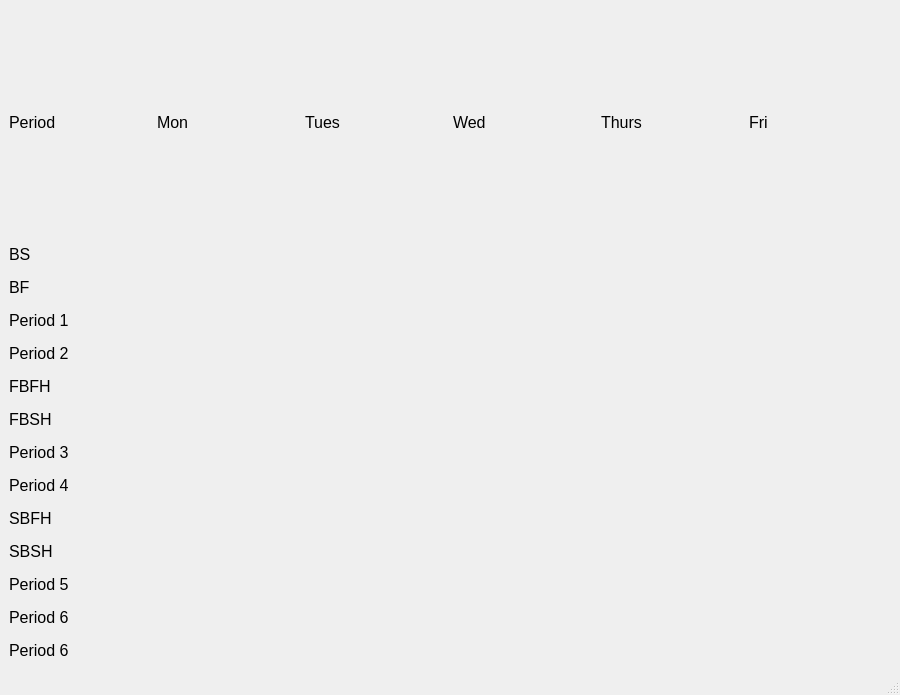
Before: the Qt Designer form tt2outlook.ui in DamoM73/timetabler2outlook, drawn with Qt 5.
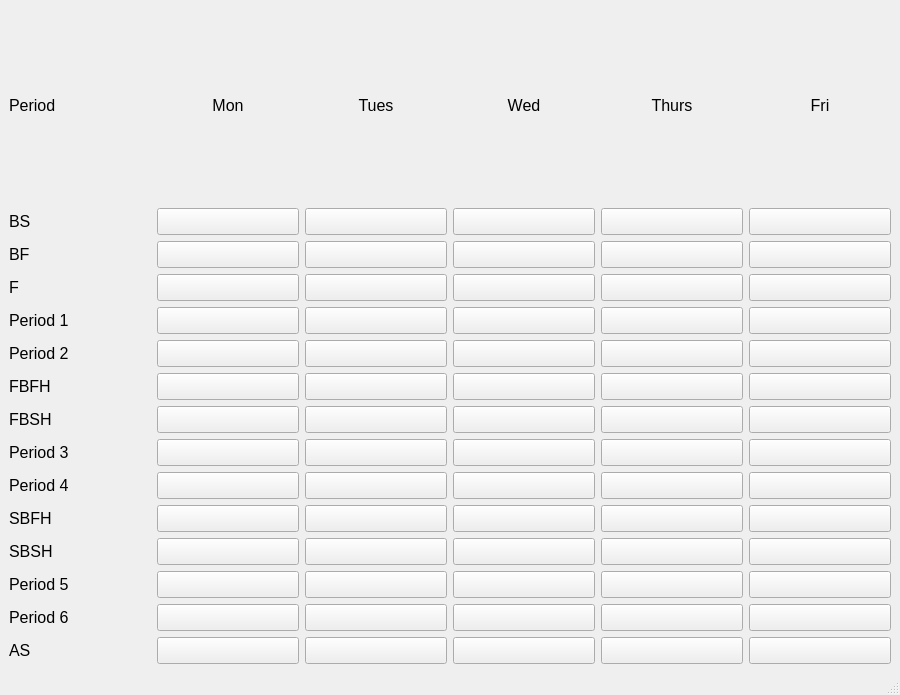
After: the same form once the commit is applied.

```diff
--- a/tt2outlook.ui
+++ b/tt2outlook.ui
@@ -41,6 +41,9 @@
           <property name="text">
            <string>Mon</string>
           </property>
+          <property name="alignment">
+           <set>Qt::AlignCenter</set>
+          </property>
          </widget>
         </item>
         <item>
@@ -53,6 +56,9 @@
           <property name="text">
            <string>Tues</string>
           </property>
+          <property name="alignment">
+           <set>Qt::AlignCenter</set>
+          </property>
          </widget>
         </item>
         <item>
@@ -65,6 +71,9 @@
           <property name="text">
            <string>Wed</string>
           </property>
+          <property name="alignment">
+           <set>Qt::AlignCenter</set>
+          </property>
          </widget>
         </item>
         <item>
@@ -77,6 +86,9 @@
           <property name="text">
            <string>Thurs</string>
           </property>
+          <property name="alignment">
+           <set>Qt::AlignCenter</set>
+          </property>
          </widget>
         </item>
         <item>
@@ -89,6 +101,9 @@
           <property name="text">
            <string>Fri</string>
           </property>
+          <property name="alignment">
+           <set>Qt::AlignCenter</set>
+          </property>
          </widget>
         </item>
        </layout>
@@ -118,7 +133,7 @@
            <string/>
           </property>
           <property name="flat">
-           <bool>true</bool>
+           <bool>false</bool>
           </property>
          </widget>
         </item>
@@ -133,7 +148,7 @@
            <string/>
           </property>
           <property name="flat">
-           <bool>true</bool>
+           <bool>false</bool>
           </property>
          </widget>
         </item>
@@ -148,7 +163,7 @@
            <string/>
           </property>
           <property name="flat">
-           <bool>true</bool>
+           <bool>false</bool>
           </property>
          </widget>
         </item>
@@ -163,7 +178,7 @@
            <string/>
           </property>
           <property name="flat">
-           <bool>true</bool>
+           <bool>false</bool>
           </property>
          </widget>
         </item>
@@ -178,7 +193,7 @@
            <string/>
           </property>
           <property name="flat">
-           <bool>true</bool>
+           <bool>false</bool>
           </property>
          </widget>
         </item>
@@ -209,7 +224,7 @@
            <string/>
           </property>
           <property name="flat">
-           <bool>true</bool>
+           <bool>false</bool>
           </property>
          </widget>
         </item>
@@ -224,7 +239,7 @@
            <string/>
           </property>
           <property name="flat">
-           <bool>true</bool>
+           <bool>false</bool>
           </property>
          </widget>
         </item>
@@ -239,7 +254,7 @@
            <string/>
           </property>
           <property name="flat">
-           <bool>true</bool>
+           <bool>false</bool>
           </property>
          </widget>
         </item>
@@ -254,7 +269,7 @@
            <string/>
           </property>
           <property name="flat">
-           <bool>true</bool>
+           <bool>false</bool>
           </property>
          </widget>
         </item>
@@ -269,7 +284,98 @@
            <string/>
           </property>
           <property name="flat">
-           <bool>true</bool>
+           <bool>false</bool>
+          </property>
+         </widget>
+        </item>
+       </layout>
+      </item>
+      <item>
+       <layout class="QHBoxLayout" name="horizontalLayout_19">
+        <item>
+         <widget class="QLabel" name="f_lb">
+          <property name="font">
+           <font>
+            <pointsize>12</pointsize>
+           </font>
+          </property>
+          <property name="text">
+           <string>F</string>
+          </property>
+         </widget>
+        </item>
+        <item>
+         <widget class="QPushButton" name="mon_f_btn">
+          <property name="font">
+           <font>
+            <pointsize>12</pointsize>
+           </font>
+          </property>
+          <property name="text">
+           <string/>
+          </property>
+          <property name="flat">
+           <bool>false</bool>
+          </property>
+         </widget>
+        </item>
+        <item>
+         <widget class="QPushButton" name="tues_f_btn">
+          <property name="font">
+           <font>
+            <pointsize>12</pointsize>
+           </font>
+          </property>
+          <property name="text">
+           <string/>
+          </property>
+          <property name="flat">
+           <bool>false</bool>
+          </property>
+         </widget>
+        </item>
+        <item>
+         <widget class="QPushButton" name="wed_f_btn">
+          <property name="font">
+           <font>
+            <pointsize>12</pointsize>
+           </font>
+          </property>
+          <property name="text">
+           <string/>
+          </property>
+          <property name="flat">
+           <bool>false</bool>
+          </property>
+         </widget>
+        </item>
+        <item>
+         <widget class="QPushButton" name="thurs_f_btn">
+          <property name="font">
+           <font>
+            <pointsize>12</pointsize>
+           </font>
+          </property>
+          <property name="text">
+           <string/>
+          </property>
+          <property name="flat">
+           <bool>false</bool>
+          </property>
+         </widget>
+        </item>
+        <item>
+         <widget class="QPushButton" name="fri_f_btn">
+          <property name="font">
+           <font>
+            <pointsize>12</pointsize>
+           </font>
+          </property>
+          <property name="text">
+           <string/>
+          </property>
+          <property name="flat">
+           <bool>false</bool>
           </property>
          </widget>
         </item>
@@ -300,7 +406,7 @@
            <string/>
           </property>
           <property name="flat">
-           <bool>true</bool>
+           <bool>false</bool>
           </property>
          </widget>
         </item>
@@ -315,7 +421,7 @@
            <string/>
           </property>
           <property name="flat">
-           <bool>true</bool>
+           <bool>false</bool>
           </property>
          </widget>
         </item>
@@ -330,7 +436,7 @@
            <string/>
           </property>
           <property name="flat">
-           <bool>true</bool>
+           <bool>false</bool>
           </property>
          </widget>
         </item>
@@ -345,7 +451,7 @@
            <string/>
           </property>
           <property name="flat">
-           <bool>true</bool>
+           <bool>false</bool>
           </property>
          </widget>
         </item>
@@ -360,7 +466,7 @@
            <string/>
           </property>
           <property name="flat">
-           <bool>true</bool>
+           <bool>false</bool>
           </property>
          </widget>
         </item>
@@ -391,7 +497,7 @@
            <string/>
           </property>
           <property name="flat">
-           <bool>true</bool>
+           <bool>false</bool>
           </property>
          </widget>
         </item>
@@ -406,7 +512,7 @@
            <string/>
           </property>
           <property name="flat">
-           <bool>true</bool>
+           <bool>false</bool>
           </property>
          </widget>
         </item>
@@ -421,7 +527,7 @@
            <string/>
           </property>
           <property name="flat">
-           <bool>true</bool>
+           <bool>false</bool>
           </property>
          </widget>
         </item>
@@ -436,7 +542,7 @@
            <string/>
           </property>
           <property name="flat">
-           <bool>true</bool>
+           <bool>false</bool>
           </property>
          </widget>
         </item>
@@ -451,7 +557,7 @@
            <string/>
           </property>
           <property name="flat">
-           <bool>true</bool>
+           <bool>false</bool>
           </property>
          </widget>
         </item>
@@ -482,7 +588,7 @@
            <string/>
           </property>
           <property name="flat">
-           <bool>true</bool>
+           <bool>false</bool>
           </property>
          </widget>
         </item>
@@ -497,7 +603,7 @@
            <string/>
           </property>
           <property name="flat">
-           <bool>true</bool>
+           <bool>false</bool>
           </property>
          </widget>
         </item>
@@ -512,7 +618,7 @@
            <string/>
           </property>
           <property name="flat">
-           <bool>true</bool>
+           <bool>false</bool>
           </property>
          </widget>
         </item>
@@ -527,7 +633,7 @@
            <string/>
           </property>
           <property name="flat">
-           <bool>true</bool>
+           <bool>false</bool>
           </property>
          </widget>
         </item>
@@ -542,7 +648,7 @@
            <string/>
           </property>
           <property name="flat">
-           <bool>true</bool>
+           <bool>false</bool>
           </property>
          </widget>
         </item>
@@ -573,7 +679,7 @@
            <string/>
           </property>
           <property name="flat">
-           <bool>true</bool>
+           <bool>false</bool>
           </property>
          </widget>
         </item>
@@ -588,7 +694,7 @@
            <string/>
           </property>
           <property name="flat">
-           <bool>true</bool>
+           <bool>false</bool>
           </property>
          </widget>
         </item>
@@ -603,7 +709,7 @@
            <string/>
           </property>
           <property name="flat">
-           <bool>true</bool>
+           <bool>false</bool>
           </property>
          </widget>
         </item>
@@ -618,7 +724,7 @@
            <string/>
           </property>
           <property name="flat">
-           <bool>true</bool>
+           <bool>false</bool>
           </property>
          </widget>
         </item>
@@ -633,7 +739,7 @@
            <string/>
           </property>
           <property name="flat">
-           <bool>true</bool>
+           <bool>false</bool>
           </property>
          </widget>
         </item>
@@ -664,7 +770,7 @@
            <string/>
           </property>
           <property name="flat">
-           <bool>true</bool>
+           <bool>false</bool>
           </property>
          </widget>
         </item>
@@ -679,7 +785,7 @@
            <string/>
           </property>
           <property name="flat">
-           <bool>true</bool>
+           <bool>false</bool>
           </property>
          </widget>
         </item>
@@ -694,7 +800,7 @@
            <string/>
           </property>
           <property name="flat">
-           <bool>true</bool>
+           <bool>false</bool>
           </property>
          </widget>
         </item>
@@ -709,7 +815,7 @@
            <string/>
           </property>
           <property name="flat">
-           <bool>true</bool>
+           <bool>false</bool>
           </property>
          </widget>
         </item>
@@ -724,7 +830,7 @@
            <string/>
           </property>
           <property name="flat">
-           <bool>true</bool>
+           <bool>false</bool>
           </property>
          </widget>
         </item>
@@ -755,7 +861,7 @@
            <string/>
           </property>
           <property name="flat">
-           <bool>true</bool>
+           <bool>false</bool>
           </property>
          </widget>
         </item>
@@ -770,7 +876,7 @@
            <string/>
           </property>
           <property name="flat">
-           <bool>true</bool>
+           <bool>false</bool>
           </property>
          </widget>
         </item>
@@ -785,7 +891,7 @@
            <string/>
           </property>
           <property name="flat">
-           <bool>true</bool>
+           <bool>false</bool>
           </property>
          </widget>
         </item>
@@ -800,7 +906,7 @@
            <string/>
           </property>
           <property name="flat">
-           <bool>true</bool>
+           <bool>false</bool>
           </property>
          </widget>
         </item>
@@ -815,7 +921,7 @@
            <string/>
           </property>
           <property name="flat">
-           <bool>true</bool>
+           <bool>false</bool>
           </property>
          </widget>
         </item>
@@ -846,7 +952,7 @@
            <string/>
           </property>
           <property name="flat">
-           <bool>true</bool>
+           <bool>false</bool>
           </property>
          </widget>
         </item>
@@ -861,7 +967,7 @@
            <string/>
           </property>
           <property name="flat">
-           <bool>true</bool>
+           <bool>false</bool>
           </property>
          </widget>
         </item>
@@ -876,7 +982,7 @@
            <string/>
           </property>
           <property name="flat">
-           <bool>true</bool>
+           <bool>false</bool>
           </property>
          </widget>
         </item>
@@ -891,7 +997,7 @@
            <string/>
           </property>
           <property name="flat">
-           <bool>true</bool>
+           <bool>false</bool>
           </property>
          </widget>
         </item>
@@ -906,7 +1012,7 @@
            <string/>
           </property>
           <property name="flat">
-           <bool>true</bool>
+           <bool>false</bool>
           </property>
          </widget>
         </item>
@@ -937,7 +1043,7 @@
            <string/>
           </property>
           <property name="flat">
-           <bool>true</bool>
+           <bool>false</bool>
           </property>
          </widget>
         </item>
@@ -952,7 +1058,7 @@
            <string/>
           </property>
           <property name="flat">
-           <bool>true</bool>
+           <bool>false</bool>
           </property>
          </widget>
         </item>
@@ -967,7 +1073,7 @@
            <string/>
           </property>
           <property name="flat">
-           <bool>true</bool>
+           <bool>false</bool>
           </property>
          </widget>
         </item>
@@ -982,7 +1088,7 @@
            <string/>
           </property>
           <property name="flat">
-           <bool>true</bool>
+           <bool>false</bool>
           </property>
          </widget>
         </item>
@@ -997,7 +1103,7 @@
            <string/>
           </property>
           <property name="flat">
-           <bool>true</bool>
+           <bool>false</bool>
           </property>
          </widget>
         </item>
@@ -1028,7 +1134,7 @@
            <string/>
           </property>
           <property name="flat">
-           <bool>true</bool>
+           <bool>false</bool>
           </property>
          </widget>
         </item>
@@ -1043,7 +1149,7 @@
            <string/>
           </property>
           <property name="flat">
-           <bool>true</bool>
+           <bool>false</bool>
           </property>
          </widget>
         </item>
@@ -1058,7 +1164,7 @@
            <string/>
           </property>
           <property name="flat">
-           <bool>true</bool>
+           <bool>false</bool>
           </property>
          </widget>
         </item>
@@ -1073,7 +1179,7 @@
            <string/>
           </property>
           <property name="flat">
-           <bool>true</bool>
+           <bool>false</bool>
           </property>
          </widget>
         </item>
@@ -1088,7 +1194,7 @@
            <string/>
           </property>
           <property name="flat">
-           <bool>true</bool>
+           <bool>false</bool>
           </property>
          </widget>
         </item>
@@ -1119,7 +1225,7 @@
            <string/>
           </property>
           <property name="flat">
-           <bool>true</bool>
+           <bool>false</bool>
           </property>
          </widget>
         </item>
@@ -1134,7 +1240,7 @@
            <string/>
           </property>
           <property name="flat">
-           <bool>true</bool>
+           <bool>false</bool>
           </property>
          </widget>
         </item>
@@ -1149,7 +1255,7 @@
            <string/>
           </property>
           <property name="flat">
-           <bool>true</bool>
+           <bool>false</bool>
           </property>
          </widget>
         </item>
@@ -1164,7 +1270,7 @@
            <string/>
           </property>
           <property name="flat">
-           <bool>true</bool>
+           <bool>false</bool>
           </property>
          </widget>
         </item>
@@ -1179,7 +1285,7 @@
            <string/>
           </property>
           <property name="flat">
-           <bool>true</bool>
+           <bool>false</bool>
           </property>
          </widget>
         </item>
@@ -1195,7 +1301,7 @@
            </font>
           </property>
           <property name="text">
-           <string>Period 6</string>
+           <string>AS</string>
           </property>
          </widget>
         </item>
@@ -1210,7 +1316,7 @@
            <string/>
           </property>
           <property name="flat">
-           <bool>true</bool>
+           <bool>false</bool>
           </property>
          </widget>
         </item>
@@ -1225,7 +1331,7 @@
            <string/>
           </property>
           <property name="flat">
-           <bool>true</bool>
+           <bool>false</bool>
           </property>
          </widget>
         </item>
@@ -1240,7 +1346,7 @@
            <string/>
           </property>
           <property name="flat">
-           <bool>true</bool>
+           <bool>false</bool>
           </property>
          </widget>
         </item>
@@ -1255,7 +1361,7 @@
            <string/>
           </property>
           <property name="flat">
-           <bool>true</bool>
+           <bool>false</bool>
           </property>
          </widget>
         </item>
@@ -1270,7 +1376,7 @@
            <string/>
           </property>
           <property name="flat">
-           <bool>true</bool>
+           <bool>false</bool>
           </property>
          </widget>
         </item>
```
Left out of the diff: 2 changed lines with no effect on the pictures.
